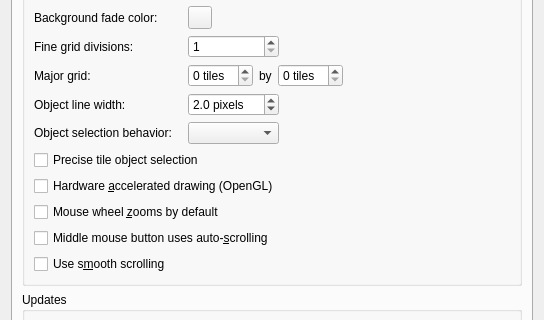
Before: the Qt Designer form src/tiled/preferencesdialog.ui in mapeditor/tiled, drawn with Qt 5; both pictures show x 0 to 544 and y 126 to 446 of the 544 by 595 pixel window.
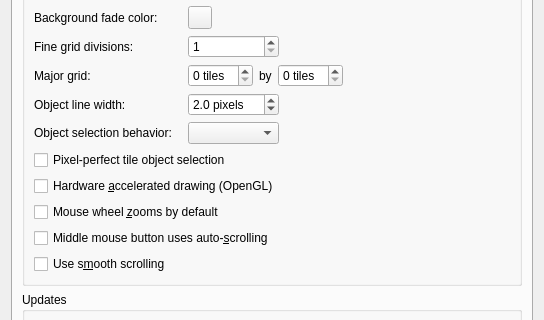
After: the same form once the commit is applied. The open tabs and pages were chosen to show the change. Custom widgets are drawn as their Qt base class.

Commit message:
Made "Precise tile object selection" option more clear
Breaking string freeze for this one, but only Russian translation was
touched so far and this is based on feedback from its translator.

```diff
--- a/src/tiled/preferencesdialog.ui
+++ b/src/tiled/preferencesdialog.ui
@@ -368,7 +368,7 @@
           <item row="7" column="0" colspan="2">
            <widget class="QCheckBox" name="preciseTileObjectSelection">
             <property name="text">
-             <string>Precise tile object selection</string>
+             <string>Pixel-perfect tile object selection</string>
             </property>
            </widget>
           </item>
```
The commit also changes 28 other files.
